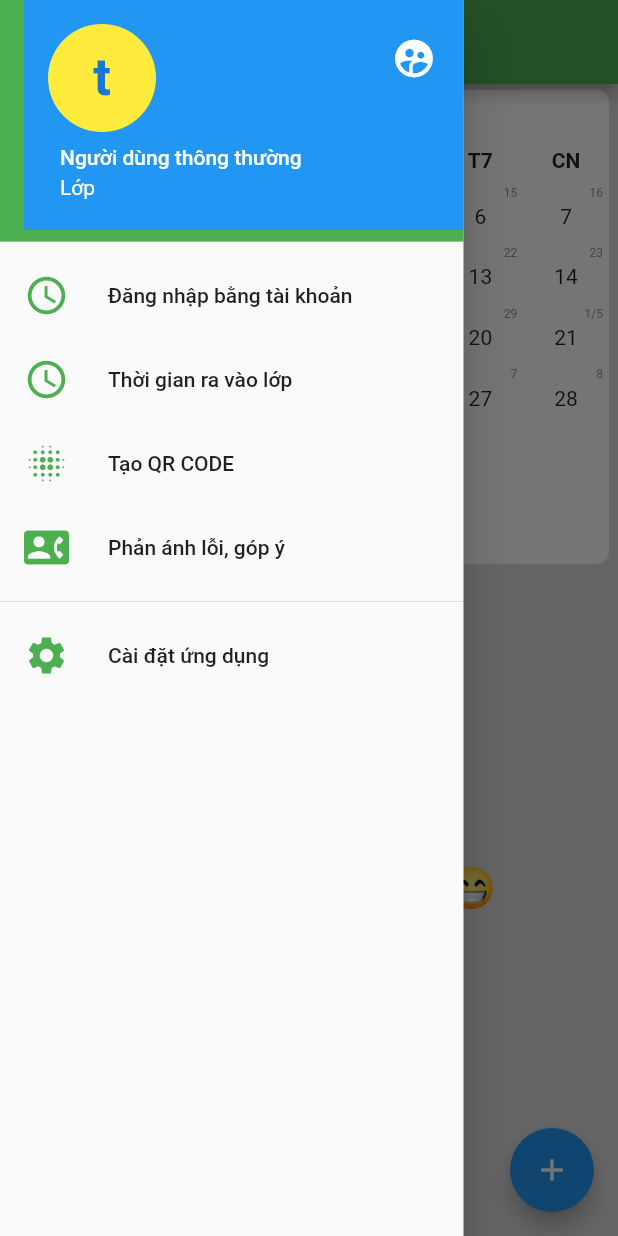
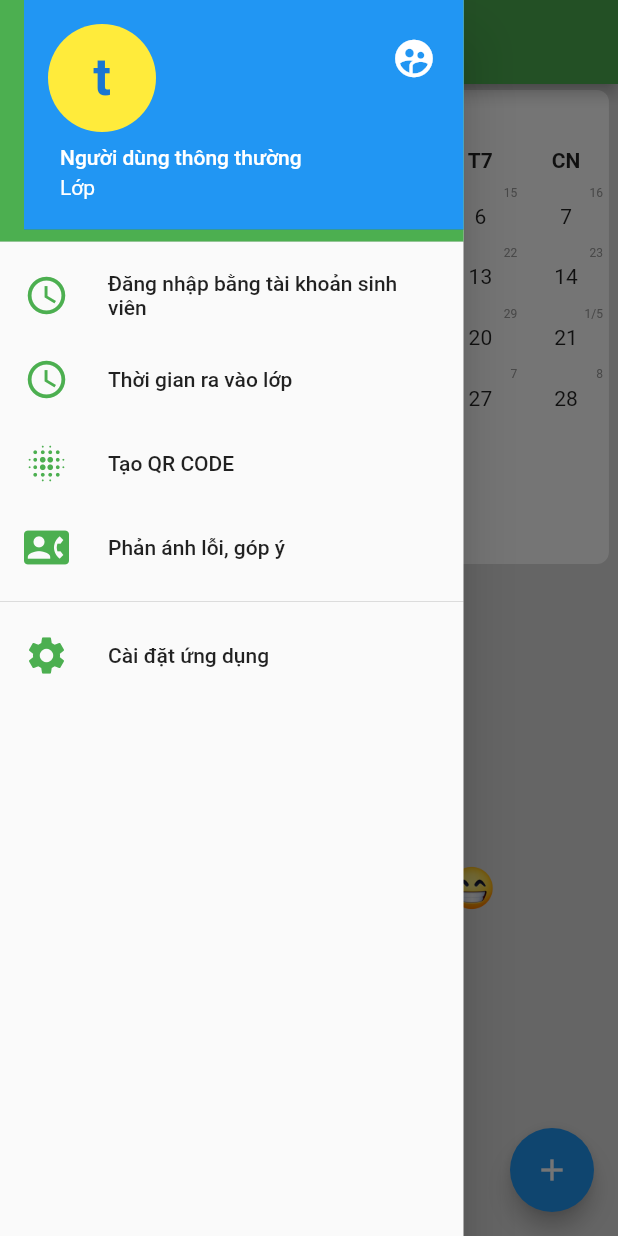
Before and after one commit to tbm98/student-social, a Flutter app: the screen it shows after launch, with the side drawer open, on a phone screen of 412 x 824 dp. Run offline on Flutter 3.47's test engine with Material 2 defaults, Android fonts, the phone set to English and light mode, and no system bars; our stand-ins replace connectivity, flutter_local_notifications; missing offline and left inert: qr; accounts and stored records are empty.

Commit message:
update UI

```diff
--- a/lib/views/views_main/main.dart
+++ b/lib/views/views_main/main.dart
@@ -476,7 +476,7 @@ class MainPageState extends State<MainPage>
 
   Widget _layoutLogin() {
     return ListTile(
-      title: Text('Đăng nhập bằng tài khoản'),
+      title: Text('Đăng nhập bằng tài khoản sinh viên'),
       leading: Icon(
         Icons.access_time,
         size: 30,
```
